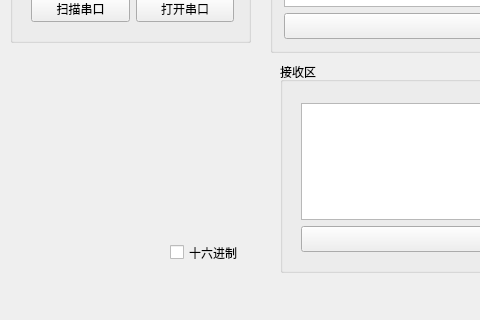
Old version of the form mainwindow.ui in the repository Karybdis/serialport; both pictures show x 0 to 480 and y 205 to 525 of the 809 by 525 pixel window.
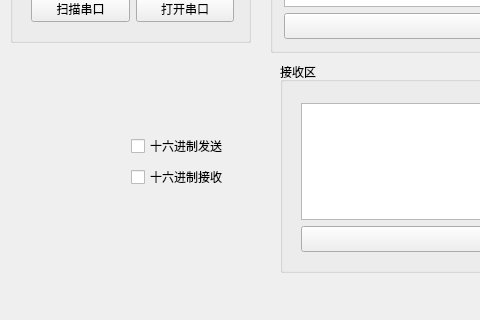
New version of the form.

```diff
--- a/mainwindow.ui
+++ b/mainwindow.ui
@@ -269,18 +269,31 @@
      </item>
     </layout>
    </widget>
-   <widget class="QCheckBox" name="checkBox_16">
+   <widget class="QWidget" name="verticalLayoutWidget">
     <property name="geometry">
      <rect>
-      <x>170</x>
-      <y>430</y>
-      <width>93</width>
-      <height>21</height>
+      <x>120</x>
+      <y>310</y>
+      <width>131</width>
+      <height>80</height>
      </rect>
     </property>
-    <property name="text">
-     <string>十六进制</string>
-    </property>
+    <layout class="QVBoxLayout" name="verticalLayout_3">
+     <item>
+      <widget class="QCheckBox" name="checkBox_send16">
+       <property name="text">
+        <string>十六进制发送</string>
+       </property>
+      </widget>
+     </item>
+     <item>
+      <widget class="QCheckBox" name="checkBox_receive16">
+       <property name="text">
+        <string>十六进制接收</string>
+       </property>
+      </widget>
+     </item>
+    </layout>
    </widget>
   </widget>
   <widget class="QMenuBar" name="menuBar">
```
